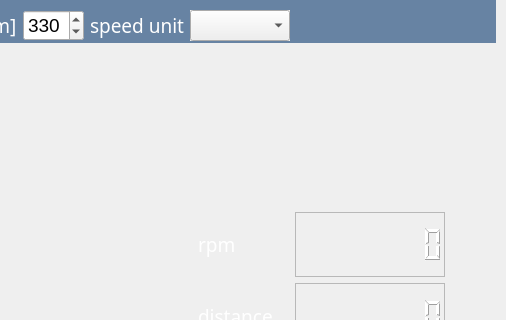
Qt form mainwindow.ui (piotrw777/hall_sensor_gui) before a commit; both pictures show x 520 to 1026 and y 0 to 320 of the 1026 by 665 pixel window.
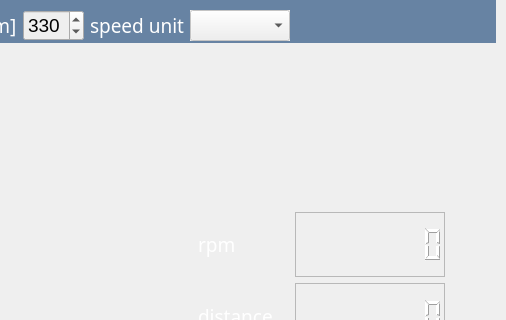
The same form after that commit. Icons and pictures are not drawn. Custom widgets are drawn as their Qt base class.

The edit to the form file:
```diff
--- a/mainwindow.ui
+++ b/mainwindow.ui
@@ -175,7 +175,7 @@
        <item>
         <widget class="QSpinBox" name="spinBox_radius">
          <property name="enabled">
-          <bool>true</bool>
+          <bool>false</bool>
          </property>
          <property name="font">
           <font>
@@ -216,7 +216,7 @@
        <item>
         <widget class="QComboBox" name="comboBox">
          <property name="enabled">
-          <bool>true</bool>
+          <bool>false</bool>
          </property>
          <property name="font">
           <font>
```
